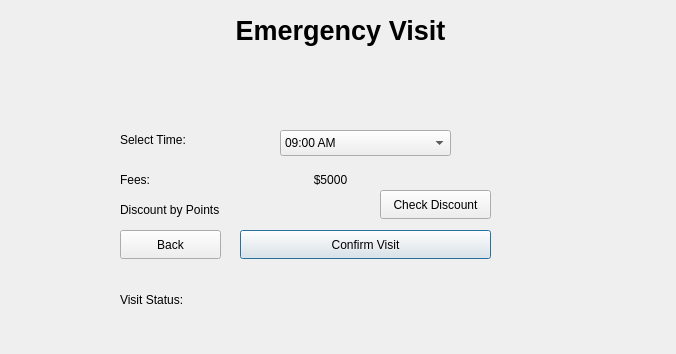
Above: bookemergencyvisitwindow.ui from KirolousFouty/Hospital_Project before the change. Below: the same form after it.
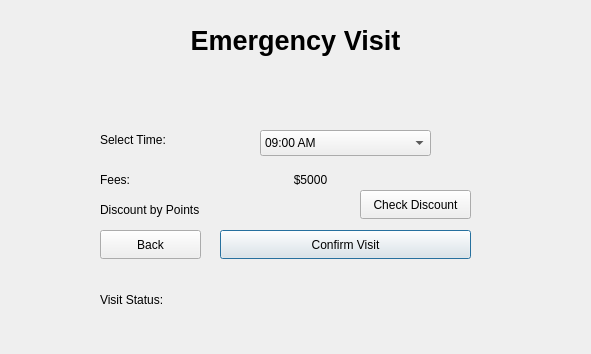
That is the form after the change.

Patch:
```diff
--- a/bookemergencyvisitwindow.ui
+++ b/bookemergencyvisitwindow.ui
@@ -6,7 +6,7 @@
    <rect>
     <x>0</x>
     <y>0</y>
-    <width>676</width>
+    <width>591</width>
     <height>354</height>
    </rect>
   </property>
@@ -16,7 +16,7 @@
   <widget class="QLabel" name="selectTimeTitle">
    <property name="geometry">
     <rect>
-     <x>120</x>
+     <x>100</x>
      <y>130</y>
      <width>141</width>
      <height>20</height>
@@ -29,7 +29,7 @@
   <widget class="QLabel" name="visitStatusTitle">
    <property name="geometry">
     <rect>
-     <x>120</x>
+     <x>100</x>
      <y>290</y>
      <width>451</width>
      <height>20</height>
@@ -42,7 +42,7 @@
   <widget class="QComboBox" name="timeComboBox">
    <property name="geometry">
     <rect>
-     <x>280</x>
+     <x>260</x>
      <y>130</y>
      <width>171</width>
      <height>26</height>
@@ -87,7 +87,7 @@
   <widget class="QPushButton" name="confirmVisitButton">
    <property name="geometry">
     <rect>
-     <x>240</x>
+     <x>220</x>
      <y>230</y>
      <width>251</width>
      <height>29</height>
@@ -100,7 +100,7 @@
   <widget class="QPushButton" name="backButton">
    <property name="geometry">
     <rect>
-     <x>120</x>
+     <x>100</x>
      <y>230</y>
      <width>101</width>
      <height>29</height>
@@ -113,7 +113,7 @@
   <widget class="QLabel" name="feesTitle">
    <property name="geometry">
     <rect>
-     <x>120</x>
+     <x>100</x>
      <y>170</y>
      <width>141</width>
      <height>20</height>
@@ -126,7 +126,7 @@
   <widget class="QLabel" name="feesDisplay">
    <property name="geometry">
     <rect>
-     <x>280</x>
+     <x>260</x>
      <y>170</y>
      <width>101</width>
      <height>20</height>
@@ -142,7 +142,7 @@
   <widget class="QLabel" name="discountTitle">
    <property name="geometry">
     <rect>
-     <x>120</x>
+     <x>100</x>
      <y>200</y>
      <width>141</width>
      <height>20</height>
@@ -155,7 +155,7 @@
   <widget class="QLabel" name="discountDisplay">
    <property name="geometry">
     <rect>
-     <x>280</x>
+     <x>260</x>
      <y>200</y>
      <width>101</width>
      <height>20</height>
@@ -172,8 +172,8 @@
    <property name="geometry">
     <rect>
      <x>0</x>
-     <y>0</y>
-     <width>681</width>
+     <y>10</y>
+     <width>591</width>
      <height>61</height>
     </rect>
    </property>
@@ -193,7 +193,7 @@
   <widget class="QPushButton" name="checkDiscountButton">
    <property name="geometry">
     <rect>
-     <x>380</x>
+     <x>360</x>
      <y>190</y>
      <width>111</width>
      <height>29</height>
```
